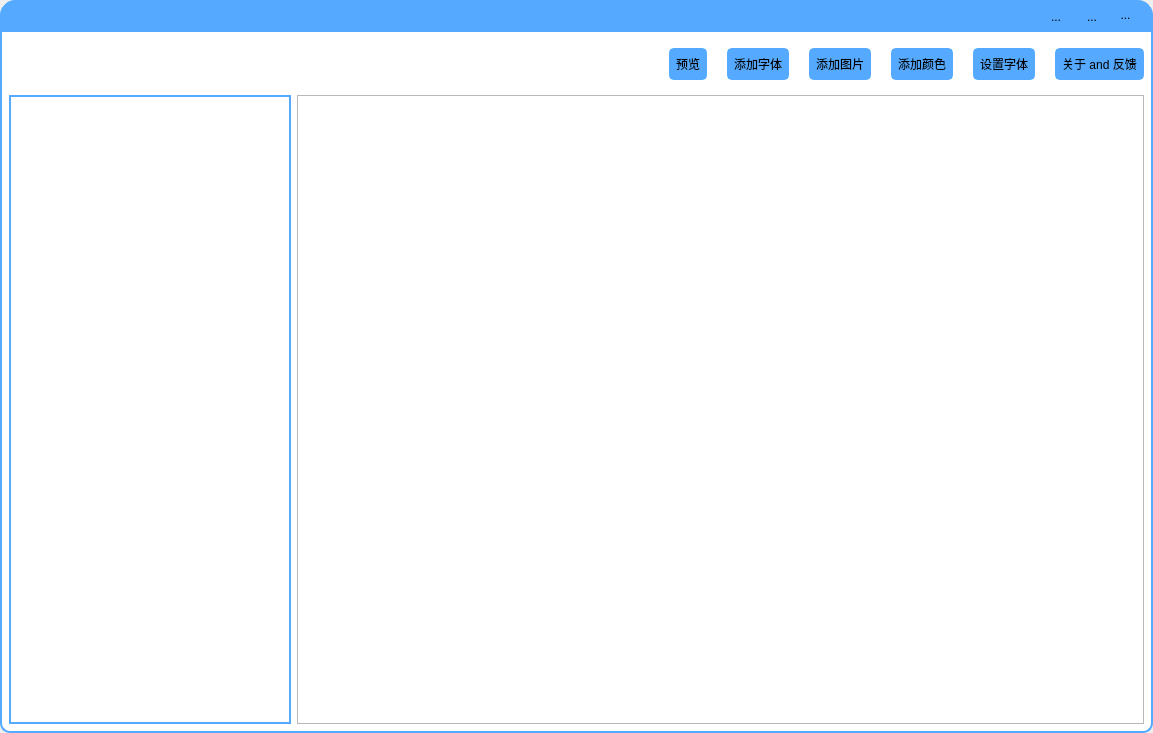
KeyboardMan1996/qssEditer, file qui/codeEditUI.ui: the form before one commit.
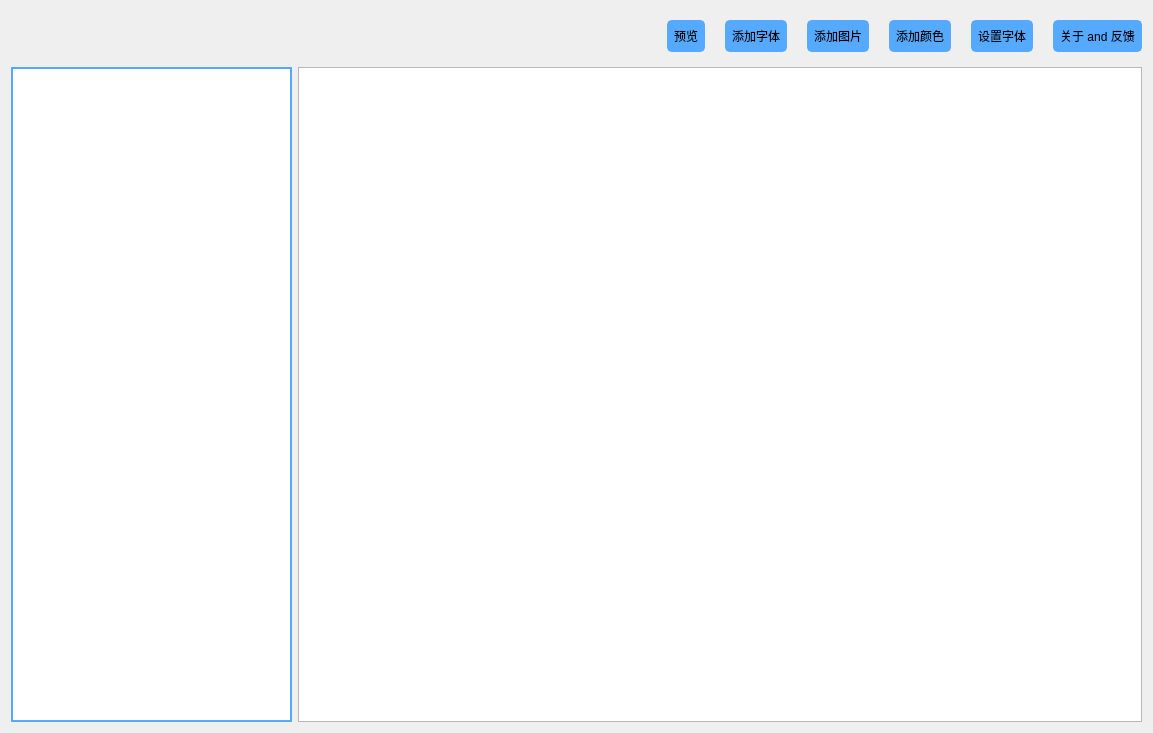
The form after the commit. Icons and pictures are not drawn. Custom widgets are drawn as their Qt base class.

```diff
--- a/qui/codeEditUI.ui
+++ b/qui/codeEditUI.ui
@@ -14,207 +14,17 @@
    <string>Form</string>
   </property>
   <property name="styleSheet">
-   <string notr="true">#mainUI{
+   <string notr="true">#CodeEditUI{
+border-color: rgb(85, 170, 255);
+	border-width:0px;
+	border-style:solid;
+	border-radius:5px;
+	padding:5px;
+	font: 75 9pt &quot;微软雅黑&quot;;
 
 }</string>
   </property>
   <layout class="QVBoxLayout" name="verticalLayout">
-   <property name="spacing">
-    <number>0</number>
-   </property>
-   <property name="leftMargin">
-    <number>0</number>
-   </property>
-   <property name="topMargin">
-    <number>0</number>
-   </property>
-   <property name="rightMargin">
-    <number>0</number>
-   </property>
-   <property name="bottomMargin">
-    <number>0</number>
-   </property>
-   <item>
-    <widget class="QWidget" name="menuBar" native="true">
-     <property name="minimumSize">
-      <size>
-       <width>0</width>
-       <height>30</height>
-      </size>
-     </property>
-     <property name="maximumSize">
-      <size>
-       <width>16777215</width>
-       <height>30</height>
-      </size>
-     </property>
-     <property name="styleSheet">
-      <string notr="true">#menuBar{
-	
-	background-color: rgb(85, 170, 255);
-	border-color: rgb(85, 170, 255);
-	border-width:1px;
-	border-style:solid;
-	border-top-right-radius:15px;
-	border-top-left-radius:15px;
-}</string>
-     </property>
-     <layout class="QHBoxLayout" name="horizontalLayout">
-      <property name="leftMargin">
-       <number>15</number>
-      </property>
-      <property name="topMargin">
-       <number>2</number>
-      </property>
-      <property name="rightMargin">
-       <number>15</number>
-      </property>
-      <property name="bottomMargin">
-       <number>2</number>
-      </property>
-      <item>
-       <widget class="QWidget" name="widget_3" native="true">
-        <property name="minimumSize">
-         <size>
-          <width>200</width>
-          <height>0</height>
-         </size>
-        </property>
-        <property name="styleSheet">
-         <string notr="true">.QWidget{
-	background-image:url(:images/titile.png);
-	background-repeat:repeat;
-	margin:3px;
-}
-.QWidget:hover{
-	margin:0px;
-}
-.QWidget:pressed{
-	margin:3px;
-}</string>
-        </property>
-       </widget>
-      </item>
-      <item>
-       <spacer name="horizontalSpacer">
-        <property name="orientation">
-         <enum>Qt::Horizontal</enum>
-        </property>
-        <property name="sizeHint" stdset="0">
-         <size>
-          <width>40</width>
-          <height>20</height>
-         </size>
-        </property>
-       </spacer>
-      </item>
-      <item>
-       <widget class="QToolButton" name="miniButton">
-        <property name="minimumSize">
-         <size>
-          <width>30</width>
-          <height>30</height>
-         </size>
-        </property>
-        <property name="styleSheet">
-         <string notr="true">#miniButton{
-	background-color: rgba(255, 255, 255,0);
-	margin-left:2px;
-	margin-right:2px;
-	border-color: rgba(255, 255, 255,0);
-	border-width:1px;
-	border-style:solid;
-}	
-#miniButton:hover{
-	image:url(:images/mini_hover.png);
-}</string>
-        </property>
-        <property name="text">
-         <string>...</string>
-        </property>
-        <property name="icon">
-         <iconset resource="qr.qrc">
-          <normaloff>:/images/mini.png</normaloff>:/images/mini.png</iconset>
-        </property>
-       </widget>
-      </item>
-      <item>
-       <widget class="QToolButton" name="maxButton">
-        <property name="minimumSize">
-         <size>
-          <width>30</width>
-          <height>30</height>
-         </size>
-        </property>
-        <property name="styleSheet">
-         <string notr="true">#maxButton{
-	background-color: rgba(255, 255, 255,0);
-	margin-left:2px;
-	margin-right:2px;
-	border-color: rgba(255, 255, 255,0);
-	border-width:1px;
-	border-style:solid;
-}	
-#maxButton:hover{
-	image:url(:images/max_hover.png);
-}</string>
-        </property>
-        <property name="text">
-         <string>...</string>
-        </property>
-        <property name="icon">
-         <iconset resource="qr.qrc">
-          <normaloff>:/images/max.png</normaloff>:/images/max.png</iconset>
-        </property>
-       </widget>
-      </item>
-      <item>
-       <widget class="QToolButton" name="closeButton">
-        <property name="minimumSize">
-         <size>
-          <width>25</width>
-          <height>25</height>
-         </size>
-        </property>
-        <property name="styleSheet">
-         <string notr="true">#closeButton{
-	background-color: rgba(255, 255, 255,0);
-	margin-left:2px;
-	margin-right:2px;
-	border-color: rgba(255, 255, 255,0);
-	border-width:1px;
-	border-style:solid;
-}	
-#closeButton:hover{
-	image:url(:images/close_hover.png);
-}</string>
-        </property>
-        <property name="text">
-         <string>...</string>
-        </property>
-        <property name="icon">
-         <iconset resource="qr.qrc">
-          <normaloff>:/images/close.png</normaloff>:/images/close.png</iconset>
-        </property>
-       </widget>
-      </item>
-     </layout>
-    </widget>
-   </item>
-   <item>
-    <widget class="QWidget" name="contentWidget" native="true">
-     <property name="styleSheet">
-      <string notr="true">#contentWidget{
-	background-color: rgb(255, 255, 255);
-	
-	border-color: rgb(85, 170, 255);
-	border-width:2px;
-	border-style:solid;
-	border-bottom-right-radius:10px;
-	border-bottom-left-radius:10px;
-}</string>
-     </property>
-     <layout class="QVBoxLayout" name="verticalLayout_2">
       <item>
        <widget class="QWidget" name="menuWidget" native="true">
         <property name="minimumSize">
@@ -510,9 +320,6 @@
          </widget>
         </item>
        </layout>
-      </item>
-     </layout>
-    </widget>
    </item>
   </layout>
  </widget>
```
Lines whose indentation alone changed are shown as unchanged.
